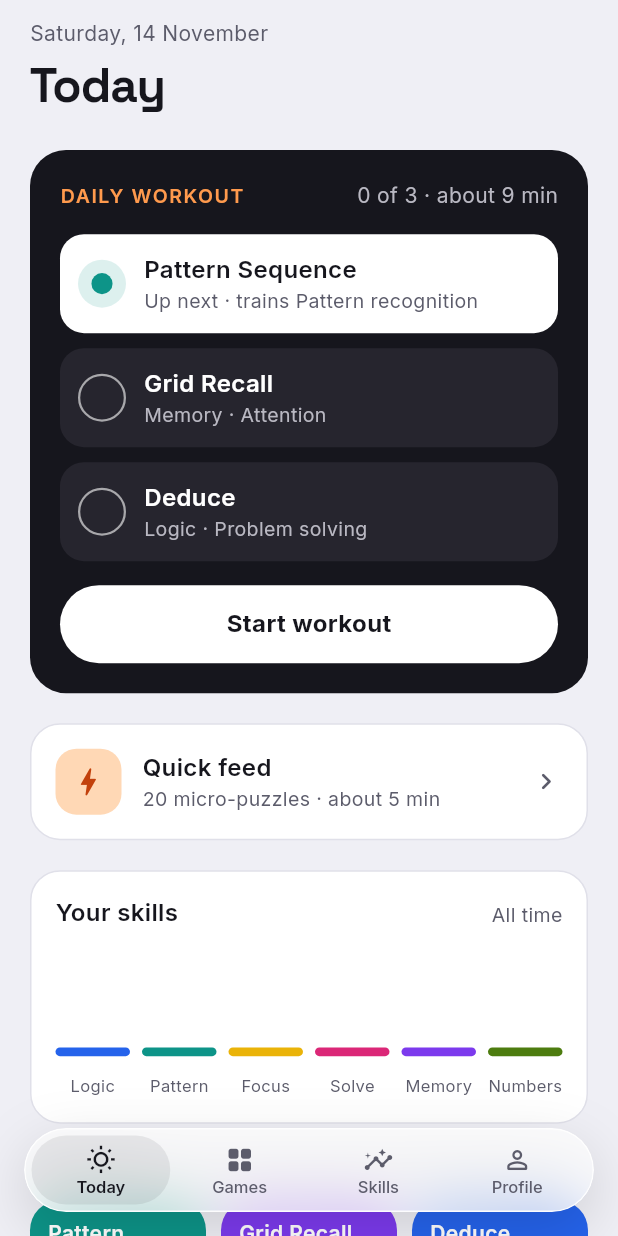
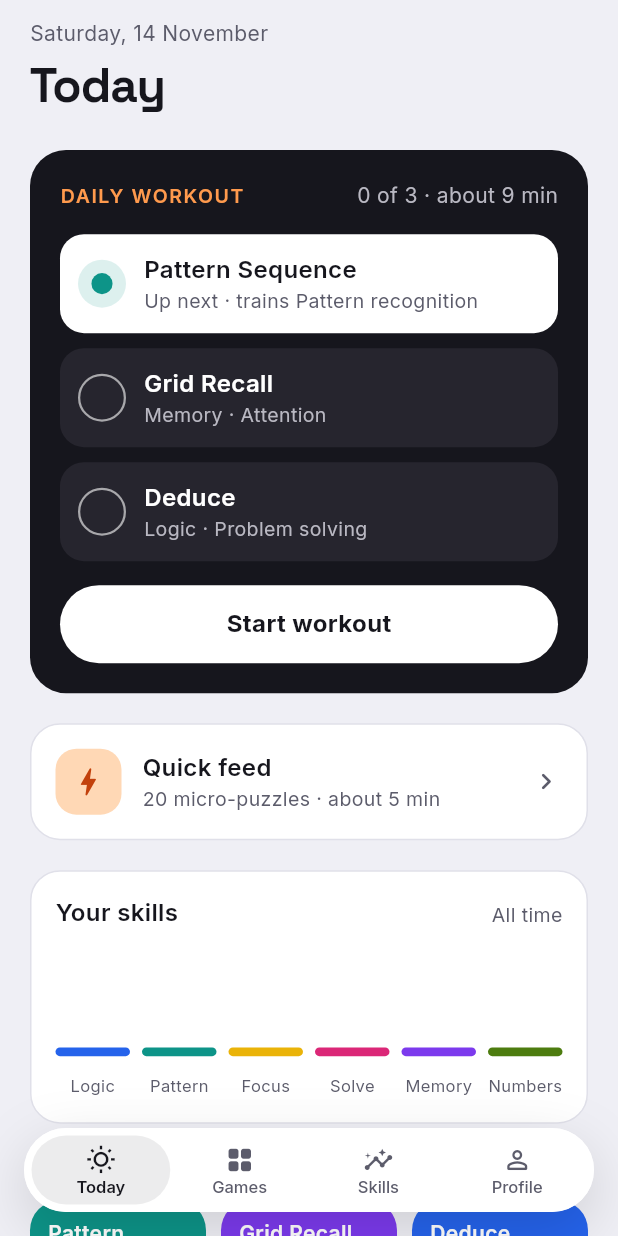
Before and after one commit to samuelavike1/smartx, a Flutter app: the screen it shows after launch, on a phone screen of 412 x 824 dp. Run offline on Flutter 3.47's test engine with Material 3 defaults, Android fonts, the phone set to English and light mode, and no system bars; our stand-ins replace flutter_riverpod, go_router, material_ui, shared_preferences.

Commit message:
Speed up launch, resume and scrolling: drop the tab bar's blur
The tab bar blurred everything behind it with a BackdropFilter, redone
on every frame, over the bottom of every tab screen, and in full again
whenever the app came back to the front. On mid-range phone GPUs that's
one of the most expensive things to draw.

A startup trace of a profile build showed the first frame took 3.06 s
on the GPU with the blur and 0.77 s without it (74% less). SmartX's own
Dart code is about 0.25 s of startup; the rest is Flutter's renderer
starting up.

The bar is now a solid surface in its own repaint layer, so scrolling
content doesn't repaint it. The blur can still be turned back on with
`blur: true`.

```diff
--- a/lib/ui/widgets/glass_nav_bar.dart
+++ b/lib/ui/widgets/glass_nav_bar.dart
@@ -17,15 +17,16 @@ class GlassNavItem {
 /// Floating, frosted pill tab bar. The selected tab sits in a soft tinted
 /// pill (not a solid fill) that slides between tabs.
 ///
-/// Blur is the expensive part; [blur] can be turned off on low-end devices,
-/// in which case the bar falls back to a near-solid surface.
+/// The frosted blur is off by default: blurring what's behind the bar is
+/// redone every frame, and on mid-range phone GPUs it made launch, resume
+/// and scrolling slow. Without it the bar is a near-solid surface.
 class GlassNavBar extends StatelessWidget {
   const GlassNavBar({
     super.key,
     required this.items,
     required this.currentIndex,
     required this.onTap,
-    this.blur = true,
+    this.blur = false,
   });
 
   final List<GlassNavItem> items;
@@ -39,7 +40,7 @@ class GlassNavBar extends StatelessWidget {
     final d = Dims.of(context);
     final dark = scheme.brightness == Brightness.dark;
     final tint = (dark ? Lucid.nightSurface : context.palette.surface)
-        .withValues(alpha: blur ? 0.7 : 0.96);
+        .withValues(alpha: blur ? 0.7 : 1);
     final n = items.length;
 
     Widget bar = Container(
@@ -101,6 +102,9 @@ class GlassNavBar extends StatelessWidget {
         ),
       );
     }
+
+    // Its own layer, so scrolling content doesn't repaint the bar.
+    bar = RepaintBoundary(child: bar);
 
     return SafeArea(
       top: false,
```
